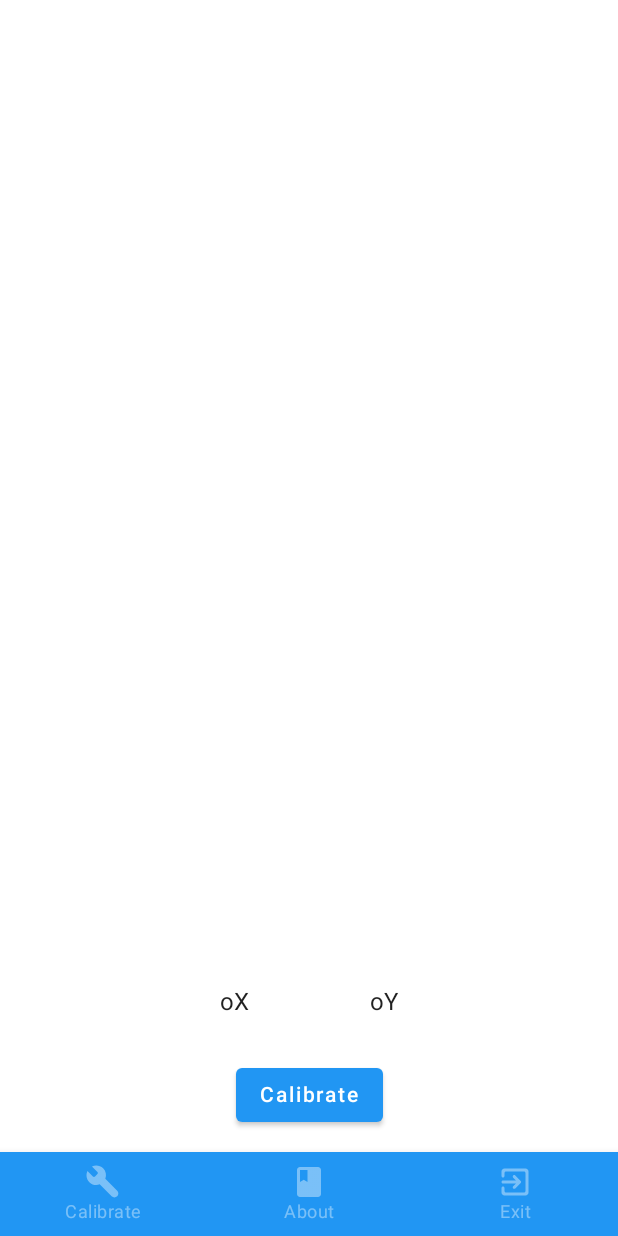
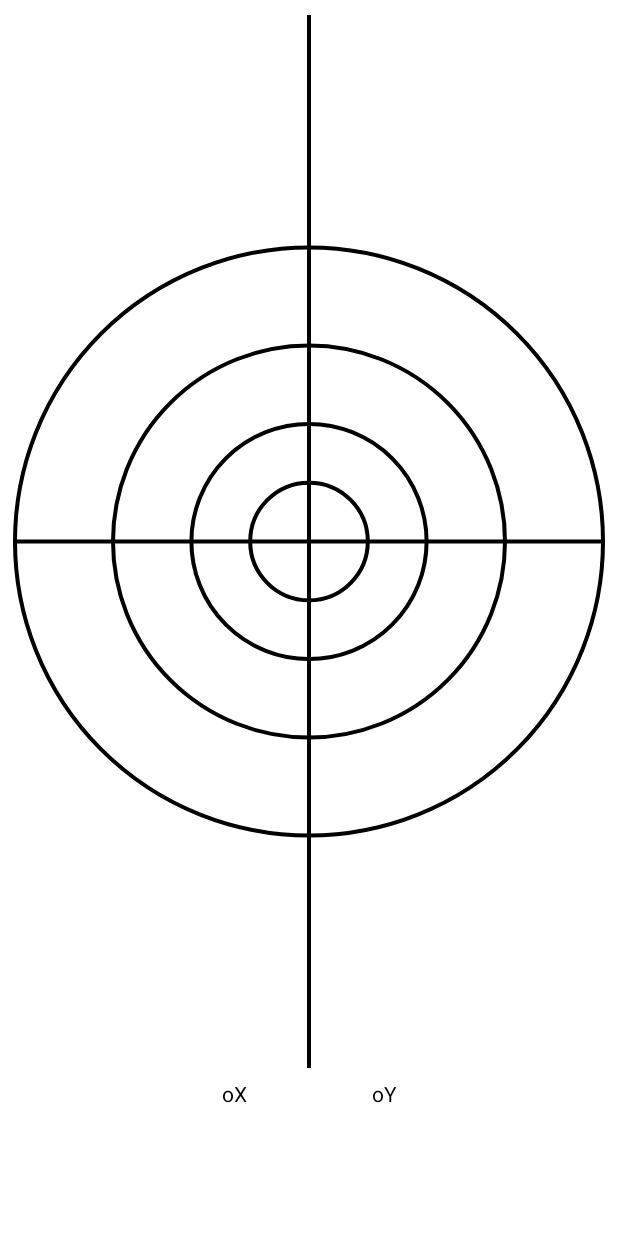
Before and after one commit to Alexekov/SpiritLevel, an Android app built with Jetpack Compose: the screen it shows after launch (MainActivity), on a phone screen of 412 x 824 dp. Run offline under Robolectric (Android 15) with nearby library versions, the phone set to English and light mode, and no system bars.

Commit message:
Worked update

```diff
--- /dev/null
+++ b/app/src/main/java/com/alexeykov/spiritlevel/DrawHandler.kt
@@ -0,0 +1,73 @@
+package com.alexeykov.spiritlevel
+
+import androidx.compose.ui.geometry.Offset
+import androidx.compose.ui.geometry.center
+import androidx.compose.ui.graphics.Brush
+import androidx.compose.ui.graphics.drawscope.DrawScope
+import androidx.compose.ui.graphics.drawscope.Fill
+import androidx.compose.ui.graphics.drawscope.Stroke
+import com.alexeykov.spiritlevel.ui.theme.Black
+import com.alexeykov.spiritlevel.ui.theme.Blue500
+import com.alexeykov.spiritlevel.ui.theme.Blue700
+
+class DrawHandler(drawScopeInit: DrawScope) {
+
+    private val drawScope = drawScopeInit
+    private val size = drawScopeInit.size
+
+    fun drawCross() {
+        drawScope.drawLine(
+            color = Black,
+            start = Offset(size.width / 2, 0f),
+            end = Offset(size.width / 2, size.height),
+            strokeWidth = 4f
+        )
+        drawScope.drawLine(
+            color = Black,
+            start = Offset(0f, size.height / 2),
+            end = Offset(size.width, size.height / 2),
+            strokeWidth = 4f
+        )
+        drawScope.drawCircle(
+            color = Black,
+            radius = size.width / 10f,
+            center = size.center,
+            style = Stroke(width = 4f)
+        )
+        drawScope.drawCircle(
+            color = Black,
+            radius = size.width / 5f,
+            center = size.center,
+            style = Stroke(width = 4f)
+        )
+        drawScope.drawCircle(
+            color = Black,
+            radius = size.width / 3f,
+            center = size.center,
+            style = Stroke(width = 4f)
+        )
+        drawScope.drawCircle(
+            color = Black,
+            radius = size.width / 2f,
+            center = size.center,
+            style = Stroke(width = 4f)
+        )
+    }
+
+    fun drawBubble(ox: String, oy: String) {
+        if (ox != "" && oy != "") {
+            val x = ox.replace(",", ".").toFloat() * size.width / 180 * -1
+            val y = oy.replace(",", ".").toFloat() * size.height / 180
+            val pointX = (size.width / 2) + x
+            val pointY = size.height / 2 + y
+            drawScope.drawCircle(
+                Brush.linearGradient(
+                    colors = listOf(Blue500, Blue700)
+                ),
+                radius = size.width / 10,
+                Offset(pointX, pointY),
+                style = Fill
+            )
+        }
+    }
+}
--- a/app/src/main/java/com/alexeykov/spiritlevel/MainActivity.kt
+++ b/app/src/main/java/com/alexeykov/spiritlevel/MainActivity.kt
@@ -3,19 +3,13 @@ package com.alexeykov.spiritlevel
 import android.os.Bundle
 import androidx.activity.ComponentActivity
 import androidx.activity.compose.setContent
-import androidx.compose.foundation.Canvas
-import androidx.compose.foundation.layout.*
 import androidx.compose.material.*
 import androidx.compose.runtime.*
-import androidx.compose.ui.Alignment
-import androidx.compose.ui.Modifier
-import androidx.compose.ui.res.colorResource
 import androidx.compose.ui.res.painterResource
-import androidx.compose.ui.text.style.TextAlign
 import androidx.compose.ui.tooling.preview.Preview
-import androidx.compose.ui.unit.dp
 import com.alexeykov.spiritlevel.navigation.BottomNavigationItem
 import com.alexeykov.spiritlevel.ui.theme.SpiritLevelTheme
+import kotlin.system.exitProcess
 
 private var sensors: Sensors = Sensors()
 
@@ -24,7 +18,9 @@ class MainActivity : ComponentActivity() {
         super.onCreate(savedInstanceState)
         sensors.createSensors(this)
         setContent {
-            MainPreview()
+            val mainActivityFormer = MainActivityFormer(sensors)
+            mainActivityFormer.DrawSurface()
+//            MainPreview()
         }
     }
 
@@ -37,58 +33,17 @@ class MainActivity : ComponentActivity() {
         super.onResume()
         sensors.registerListener()
     }
-
 }
 
+@Preview(showBackground = true)
 @Composable
-fun Greeting(name: String) {
-    Text(text = name, Modifier.padding(10.dp))
-}
-
-@Composable
-fun Ox() {
-    val ox by sensors.getDataAx()
-    Text(text = "oX\n$ox",
-        textAlign = TextAlign.Center,
-        modifier = Modifier
-        .width(100.dp)
-        .padding(start = 10.dp, end = 10.dp))
-}
-
-@Composable
-fun Oy() {
-    val oy by sensors.getDataAy()
-    Text(text = "oY\n$oy",
-        textAlign = TextAlign.Center,
-        modifier = Modifier
-        .width(100.dp)
-        .padding(start = 10.dp, end = 10.dp))
-}
-
-@Composable
-fun Oz() {
-    val oz by sensors.getDataAz()
-    Text(text = "oZ\n$oz",
-        textAlign = TextAlign.Center,
-        modifier = Modifier
-        .width(100.dp)
-        .padding(10.dp))
-}
-
-@Composable
-fun Calibrate() {
-    Button(onClick = {
-        sensors.calibrate()
-    }) {
-        Text(text = "Calibrate")
+fun MainPreview() {
+    SpiritLevelTheme {
+        Scaffold(bottomBar = { NavigationMenu(true) }) {
+            val mainActivityFormer = MainActivityFormer(sensors)
+            mainActivityFormer.DrawSurface()
         }
     }
-
-@Composable
-fun DrawCross() {
-    Canvas(modifier = Modifier
-        .fillMaxSize(), onDraw = {
-    })
 }
 
 @Composable
@@ -102,64 +57,30 @@ fun NavigationMenu(isVisible: Boolean) {
         BottomNavigation(
 //        backgroundColor = colorResource(id = R.color.teal_200),
             contentColor = androidx.compose.ui.graphics.Color.White,
-
             ) {
             items.forEach { item ->
                 BottomNavigationItem(
-                icon = { Icon(painterResource(id = item.icon), contentDescription = item.title) },
+                    icon = {
+                        Icon(
+                            painterResource(id = item.icon),
+                            contentDescription = item.title
+                        )
+                    },
                     label = { Text(text = item.title) },
                     selectedContentColor = androidx.compose.ui.graphics.Color.White,
                     unselectedContentColor = androidx.compose.ui.graphics.Color.White.copy(0.4f),
                     alwaysShowLabel = true,
                     selected = false,
                     onClick = {
+                        if (item.route == "exit") {
+                            exitProcess(0)
+                        }
+                        if (item.route == "calibrate") {
+                            sensors.calibrate()
+                        }
                         /* Add code later */
                     }
                 )
             }
         }
 }
-
-@Preview(showBackground = true)
-@Composable
-fun MainPreview() {
-    SpiritLevelTheme {
-        Scaffold(bottomBar = { NavigationMenu(true) }) {
-            // A surface container using the 'background' color from the theme
-            Surface(color = MaterialTheme.colors.background) {
-                Column(
-                    Modifier.fillMaxSize(),
-                    verticalArrangement = Arrangement.Top,
-                    horizontalAlignment = Alignment.CenterHorizontally
-                ) {
-                    Row(
-                        Modifier.weight(1F)
-                            .padding(top = 10.dp, start = 10.dp, end = 10.dp),
-                        horizontalArrangement = Arrangement.Center
-                    ) {
-                        DrawCross()
-                    }
-//                    Greeting("Показания датчиков")
-                    Row(
-                        Modifier.fillMaxWidth()
-//                            .height(70.dp)
-                            .padding(start = 10.dp, end = 10.dp, top = 10.dp, bottom = 10.dp),
-                        horizontalArrangement = Arrangement.Center,
-                        verticalAlignment = Alignment.CenterVertically
-                    ) {
-                        Ox()
-                        Oy()
-//                        Oz()
-                    }
-                    Row(Modifier.fillMaxWidth()
-                        .padding(bottom = 70.dp),
-                    horizontalArrangement = Arrangement.Center,
-                    verticalAlignment = Alignment.CenterVertically
-                    ){
-                        Calibrate()
-                    }
-                }
-            }
-        }
-    }
-}
--- /dev/null
+++ b/app/src/main/java/com/alexeykov/spiritlevel/MainActivityFormer.kt
@@ -0,0 +1,126 @@
+package com.alexeykov.spiritlevel
+
+import androidx.compose.foundation.Canvas
+import androidx.compose.foundation.layout.*
+import androidx.compose.material.Button
+import androidx.compose.material.MaterialTheme
+import androidx.compose.material.Surface
+import androidx.compose.material.Text
+import androidx.compose.runtime.Composable
+import androidx.compose.runtime.getValue
+import androidx.compose.ui.Alignment
+import androidx.compose.ui.Modifier
+import androidx.compose.ui.text.style.TextAlign
+import androidx.compose.ui.unit.dp
+
+
+class MainActivityFormer(sensor: Sensors) {
+
+    private val sensors = sensor
+
+    @Composable
+    fun DrawSurface() {
+        Surface(color = MaterialTheme.colors.background) {
+            Column(
+                Modifier.fillMaxSize(),
+                verticalArrangement = Arrangement.Top,
+                horizontalAlignment = Alignment.CenterHorizontally
+            ) {
+                Row(
+                    Modifier
+                        .weight(1F)
+                        .padding(top = 10.dp, start = 10.dp, end = 10.dp),
+                    horizontalArrangement = Arrangement.Center
+                ) {
+                    DrawCross()
+                }
+//                    Greeting("Показания датчиков")
+                Row(
+                    Modifier
+                        .fillMaxWidth()
+//                            .height(70.dp)
+                        .padding(start = 10.dp, end = 10.dp, top = 10.dp, bottom = 70.dp),
+                    horizontalArrangement = Arrangement.Center,
+                    verticalAlignment = Alignment.CenterVertically
+                ) {
+                    Ox()
+                    Oy()
+//                        Oz()
+                }
+/*                Row(
+                    Modifier
+                        .fillMaxWidth()
+                        .padding(bottom = 70.dp),
+                    horizontalArrangement = Arrangement.Center,
+                    verticalAlignment = Alignment.CenterVertically
+                ) {
+                    Calibrate()
+                }*/
+            }
+        }
+    }
+
+    @Composable
+    fun Ox() {
+        val ox by sensors.getDataAx()
+        Text(
+            text = "oX\n$ox",
+            textAlign = TextAlign.Center,
+            modifier = Modifier
+                .width(100.dp)
+                .padding(start = 10.dp, end = 10.dp)
+        )
+    }
+
+    @Composable
+    fun Oy() {
+        val oy by sensors.getDataAy()
+        Text(
+            text = "oY\n$oy",
+            textAlign = TextAlign.Center,
+            modifier = Modifier
+                .width(100.dp)
+                .padding(start = 10.dp, end = 10.dp)
+        )
+    }
+
+    @Composable
+    fun DrawCross() {
+        val ox by sensors.getDataAx()
+        val oy by sensors.getDataAy()
+        Canvas(modifier = Modifier
+            .fillMaxSize(), onDraw = {
+            val drawHandler = DrawHandler(drawScopeInit = this)
+            // Bubble
+            drawHandler.drawBubble(ox, oy)
+            // Cross
+            drawHandler.drawCross()
+        })
+    }
+
+    @Composable
+    fun Oz() {
+        val oz by sensors.getDataAz()
+        Text(
+            text = "oZ\n$oz",
+            textAlign = TextAlign.Center,
+            modifier = Modifier
+                .width(100.dp)
+                .padding(10.dp)
+        )
+    }
+
+    @Composable
+    fun Calibrate() {
+        Button(onClick = {
+            sensors.calibrate()
+        }) {
+            Text(text = "Calibrate")
+        }
+    }
+
+    @Composable
+    fun Greeting(name: String) {
+        Text(text = name, Modifier.padding(10.dp))
+    }
+}
--- a/app/src/main/java/com/alexeykov/spiritlevel/ui/theme/Color.kt
+++ b/app/src/main/java/com/alexeykov/spiritlevel/ui/theme/Color.kt
@@ -7,3 +7,4 @@ val Teal200 = Color(0xFF03DAC5)
 val Blue200 = Color(0xFF90caf9)
 val Blue500 = Color(0xFF2196f3)
 val Blue700 = Color(0xFF1976d2)
+val Black = Color(0xFF000000)
```
Lines whose indentation alone changed are shown as unchanged.
